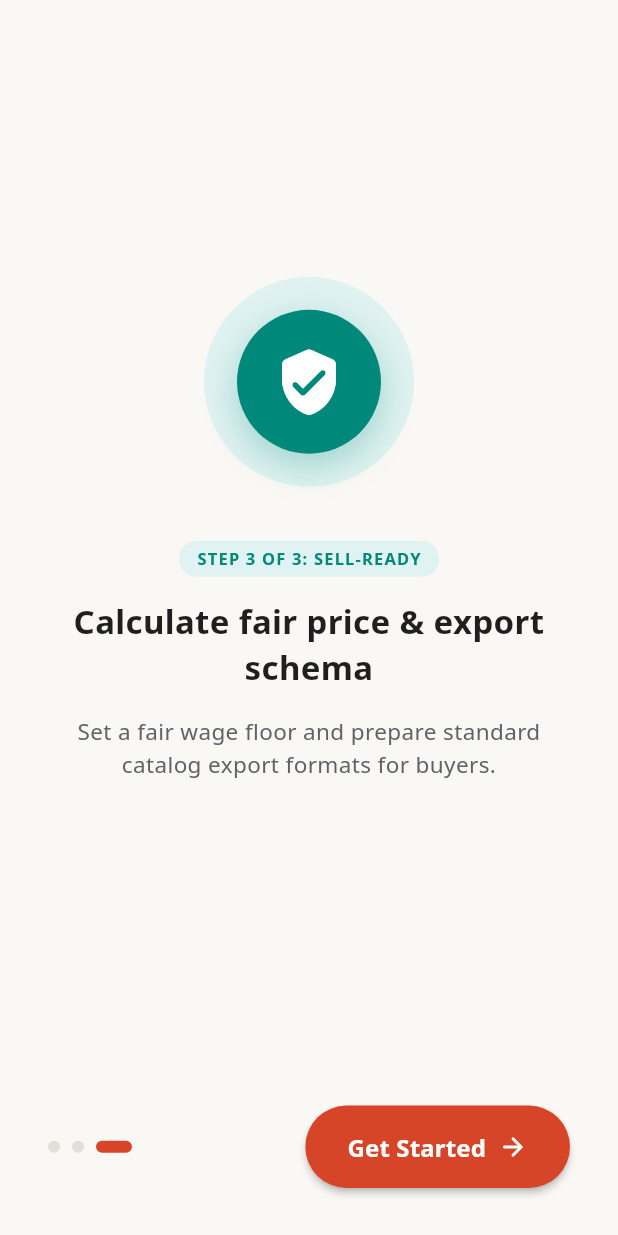
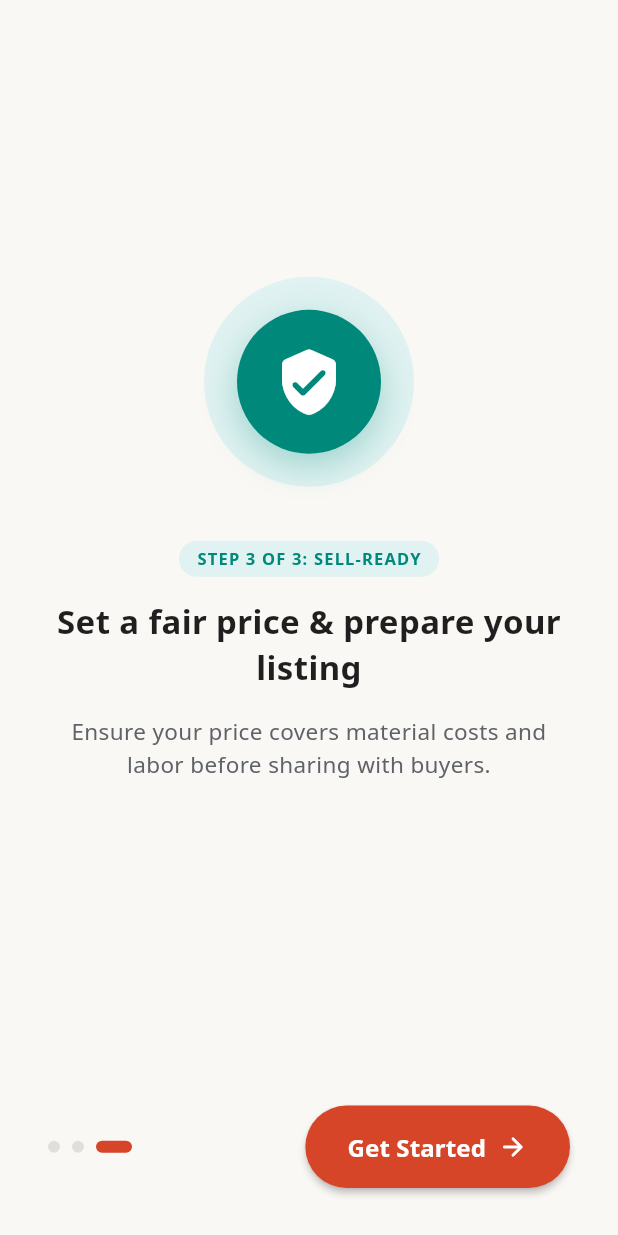
Before and after one commit to beingamaan/ps90-sih2026, a Flutter app: the screen it shows after launch, swiped to page 3, on a phone screen of 412 x 824 dp. Run offline on Flutter 3.47's test engine with Material 3 defaults, Android fonts, the phone set to English and light mode, and no system bars; our stand-ins replace flutter_tts, google_fonts, image_picker, speech_to_text; missing offline and left inert: dart:html.

Commit message:
Finalize frontend UI UX polish phase 2.2

```diff
--- a/artisan_hub/lib/api_service.dart
+++ b/artisan_hub/lib/api_service.dart
@@ -76,8 +76,8 @@ class ApiService {
       "market_max": 900.0,
       "recommended_price": (materialCost + hoursWorked * 50.0) * 1.08,
       "guardrail_triggered": true,
-      "guardrail_message": "Fair Wage Guardrail active: Guaranteed 100% cost recovery + fair artisan wage.",
-      "seasonal_note": "High festive season demand active!"
+      "guardrail_message": "Fair Wage Guardrail: Price is above the calculated cost floor.",
+      "seasonal_note": ""
     };
   }
 
--- a/artisan_hub/lib/screens/my_items_screen.dart
+++ b/artisan_hub/lib/screens/my_items_screen.dart
@@ -102,7 +102,7 @@ class _MyItemsScreenState extends State<MyItemsScreen> with SingleTickerProvider
         child: ListView.builder(
           shrinkWrap: true,
           physics: const NeverScrollableScrollPhysics(),
-          padding: const EdgeInsets.all(20),
+          padding: const EdgeInsets.only(top: 8, bottom: 20),
           itemCount: _products.length,
           itemBuilder: (context, index) {
             final item = _products[index];
--- a/artisan_hub/lib/screens/onboarding_screen.dart
+++ b/artisan_hub/lib/screens/onboarding_screen.dart
@@ -35,8 +35,8 @@ class _OnboardingScreenState extends State<OnboardingScreen> {
     {
       "step": "STEP 3 OF 3: SELL-READY",
       "icon": Icons.verified_user_rounded,
-      "title": "Calculate fair price & export schema",
-      "subtitle": "Set a fair wage floor and prepare standard catalog export formats for buyers.",
+      "title": "Set a fair price & prepare your listing",
+      "subtitle": "Ensure your price covers material costs and labor before sharing with buyers.",
       "color": CraftTheme.tealTint,
       "lightColor": CraftTheme.tealLight,
     },
--- a/artisan_hub/lib/screens/pricing_screen.dart
+++ b/artisan_hub/lib/screens/pricing_screen.dart
@@ -58,7 +58,7 @@ class _PricingScreenState extends State<PricingScreen> {
     final recommended = _priceResult?["recommended_price"] ?? 0.0;
     final marketMin = _priceResult?["market_min"] ?? 400.0;
     final marketMax = _priceResult?["market_max"] ?? 950.0;
-    final guardrailMsg = _priceResult?["guardrail_message"] ?? "Fair Wage Guardrail Active";
+    final guardrailMsg = _priceResult?["guardrail_message"] ?? "Fair Wage Guardrail: Price is above the calculated cost floor.";
     final String? seasonalNote = _priceResult?["seasonal_note"];
 
     // Calculate dot position on range indicator (0.0 to 1.0)
```
Also changed, not shown: artisan_hub/lib/screens/voice_overlay.dart (+6 -6 lines), artisan_hub/lib/screens/voice_screen.dart (+19 -3 lines), 2 other files.
